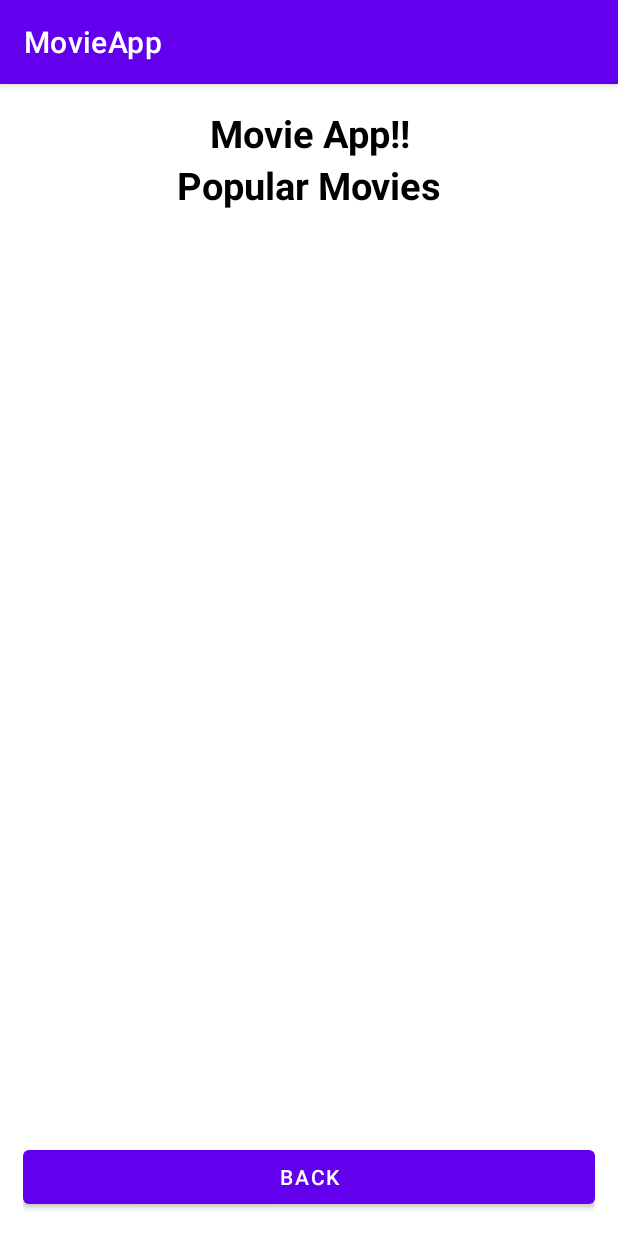
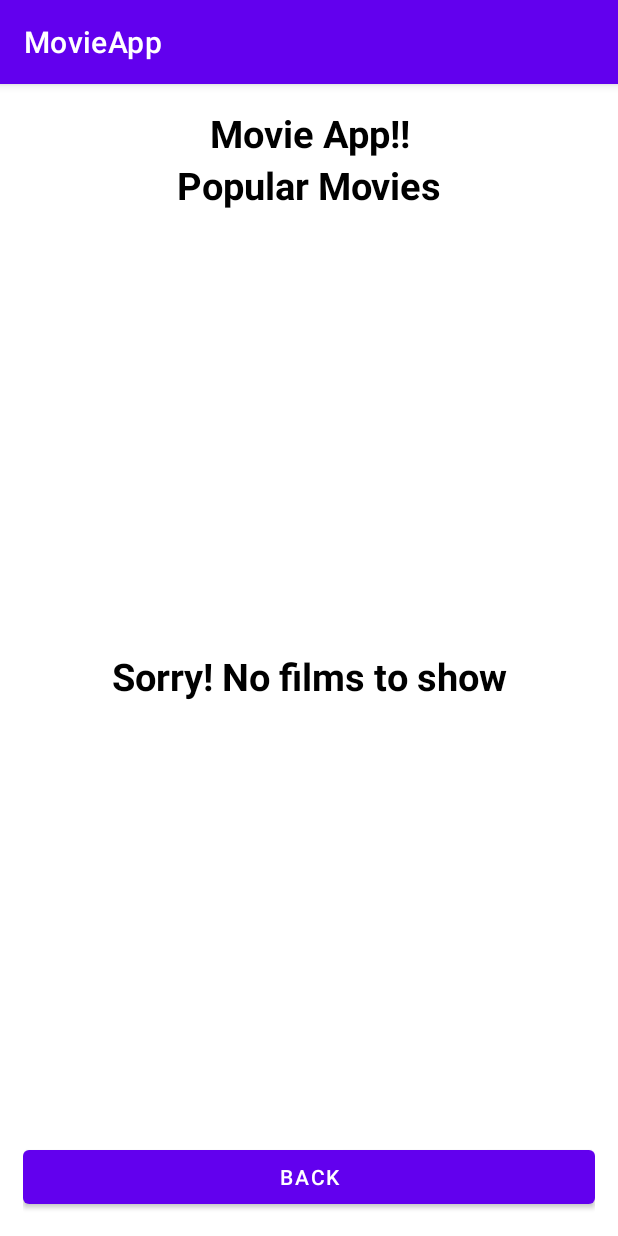
Before and after one commit to Yuliana-Vargas/TP6-MovieApp, an Android app: the screen it shows after launch (MoviesActivity), after a tap on "SHOW", on a phone screen of 412 x 824 dp. Run offline under Robolectric (Android 15) with nearby library versions, the phone set to English and light mode, and no system bars; our stand-ins replace Room's generated code; network calls fail.

Commit message:
Empty state added

```diff
--- a/app/src/main/AndroidManifest.xml
+++ b/app/src/main/AndroidManifest.xml
@@ -1,7 +1,8 @@
 <?xml version="1.0" encoding="utf-8"?>
 <manifest xmlns:android="http://schemas.android.com/apk/res/android"
     xmlns:tools="http://schemas.android.com/tools">
-    <uses-permission android:name="android.permission.INTERNET"/>
+
+    <uses-permission android:name="android.permission.INTERNET" />
     <uses-permission android:name="android.permission.ACCESS_NETWORK_STATE" />
 
     <application
@@ -25,7 +26,7 @@
         </activity>
         <activity
             android:name=".activity.MoviesActivity"
-            android:exported="true"/>
+            android:exported="true" />
     </application>
 
 </manifest>
--- a/app/src/main/java/com/example/movieapp/activity/MoviesActivity.kt
+++ b/app/src/main/java/com/example/movieapp/activity/MoviesActivity.kt
@@ -2,6 +2,7 @@ package com.example.movieapp.activity
 
 import android.os.Bundle
 import androidx.appcompat.app.AppCompatActivity
+import androidx.core.view.isGone
 import androidx.lifecycle.ViewModelProvider
 import androidx.recyclerview.widget.LinearLayoutManager
 import androidx.room.Room
@@ -28,9 +29,7 @@ class MoviesActivity : AppCompatActivity() {
         setContentView(binding.root)
 
         val dataBase: MoviesRoomDataBase by lazy {
-            Room
-                .databaseBuilder(this, MoviesRoomDataBase::class.java, "Movie-DataBase")
-                .build()
+            Room.databaseBuilder(this, MoviesRoomDataBase::class.java, "Movie-DataBase").build()
         }
 
         viewModel = ViewModelProvider(
@@ -58,7 +57,15 @@ class MoviesActivity : AppCompatActivity() {
             MoviesViewModel.MovieStatus.BACK_BUTTON_PRESSED -> {
                 finish()
             }
+            MoviesViewModel.MovieStatus.EMPTY_STATE -> {
+                showErrorMessage()
+            }
         }
+    }
+
+    private fun showErrorMessage() {
+        binding.recycler.isGone = true
+        binding.movieActivityErrorMessage.isGone = false
     }
 
     override fun onResume() {
--- a/app/src/main/java/com/example/movieapp/adapter/MovieAdapter.kt
+++ b/app/src/main/java/com/example/movieapp/adapter/MovieAdapter.kt
@@ -28,9 +28,7 @@ class MovieAdapter(private val movies: List<Movie>) : RecyclerView.Adapter<Movie
             binding.title.text = itemView.context.getString(R.string.card_title, movie.title)
             binding.voteAverage.text = itemView.context.getString(R.string.card_vote_average, movie.vote_average.toString())
 
-            Glide.with(itemView.context)
-                .load(itemView.context.getString(R.string.card_poster, movie.poster_path))
-                .into(binding.poster)
+            Glide.with(itemView.context).load(itemView.context.getString(R.string.card_poster, movie.poster_path)).into(binding.poster)
         }
     }
 }
--- a/app/src/main/java/com/example/movieapp/database/mapper/MovieMapper.kt
+++ b/app/src/main/java/com/example/movieapp/database/mapper/MovieMapper.kt
@@ -3,16 +3,14 @@ package com.example.movieapp.database.mapper
 import com.example.movieapp.database.entity.MovieEntity
 import com.example.movieapp.service.model.Movie
 
-fun Movie.mapToDataBaseMovie(): MovieEntity =
-    MovieEntity(
+fun Movie.mapToDataBaseMovie(): MovieEntity = MovieEntity(
     id = id,
     title = title,
     poster_path = poster_path,
     vote_average = vote_average,
 )
 
-fun List<MovieEntity>.mapToLocalMovie(): List<Movie> =
-    map { entity ->
+fun List<MovieEntity>.mapToLocalMovie(): List<Movie> = map { entity ->
     Movie(
         id = entity.id,
         title = entity.title,
--- a/app/src/main/java/com/example/movieapp/mvvm/model/MoviesModel.kt
+++ b/app/src/main/java/com/example/movieapp/mvvm/model/MoviesModel.kt
@@ -13,12 +13,20 @@ class MoviesModel(
     override suspend fun getMovies(): CoroutineResult<List<Movie>> {
         return when (val movies = service.getMovies()) {
             is CoroutineResult.Success -> {
-                database.insertMovies(movies.data.results)
-                CoroutineResult.Success(database.getAllMovies())
+                if (movies.data.results.isNotEmpty()) {
+                    database.insertMovies(movies.data.results)
+                    CoroutineResult.Success(database.getAllMovies())
+                } else {
+                    CoroutineResult.Failure(Exception())
+                }
             }
 
             is CoroutineResult.Failure -> {
-                CoroutineResult.Success(database.getAllMovies())
+                if (database.getAllMovies().isNotEmpty()) {
+                    CoroutineResult.Success(database.getAllMovies())
+                } else {
+                    CoroutineResult.Failure(Exception())
+                }
             }
         }
     }
--- a/app/src/main/java/com/example/movieapp/mvvm/viewmodel/MoviesViewModel.kt
+++ b/app/src/main/java/com/example/movieapp/mvvm/viewmodel/MoviesViewModel.kt
@@ -22,7 +22,7 @@ class MoviesViewModel(private val model: MoviesContract.Model) : ViewModel(), Mo
                     mutableLiveData.value = MovieData(MovieStatus.SHOW_BUTTON_PRESSED, result.data)
                 }
                 is CoroutineResult.Failure -> {
-                    // TODO
+                    mutableLiveData.value = MovieData(MovieStatus.EMPTY_STATE, emptyList())
                 }
             }
         }
@@ -36,8 +36,8 @@ class MoviesViewModel(private val model: MoviesContract.Model) : ViewModel(), Mo
         val status: MovieStatus,
         val movies: List<Movie>,
     )
+
     enum class MovieStatus {
-        SHOW_BUTTON_PRESSED,
-        BACK_BUTTON_PRESSED,
+        SHOW_BUTTON_PRESSED, BACK_BUTTON_PRESSED, EMPTY_STATE,
     }
 }
--- a/app/src/main/java/com/example/movieapp/service/MovieRequestGenerator.kt
+++ b/app/src/main/java/com/example/movieapp/service/MovieRequestGenerator.kt
@@ -12,9 +12,7 @@ object MovieRequestGenerator {
 
     private val httpClient = OkHttpClient.Builder()
 
-    private val builder = Retrofit.Builder()
-        .baseUrl(API_MOVIES_URL)
-        .addConverterFactory(GsonConverterFactory.create())
+    private val builder = Retrofit.Builder().baseUrl(API_MOVIES_URL).addConverterFactory(GsonConverterFactory.create())
 
     fun <S> createService(serviceClass: Class<S>): S {
         val retrofit = builder.client(httpClient.build())
--- a/app/src/main/res/layout/activity_movies.xml
+++ b/app/src/main/res/layout/activity_movies.xml
@@ -31,11 +31,22 @@
        app:layout_constraintBottom_toBottomOf="parent"
         />
 
+    <TextView
+        android:id="@+id/movie_activity_error_message"
+        style="@style/TitleStyle"
+        android:layout_width="match_parent"
+        android:layout_height="wrap_content"
+        android:visibility="gone"
+        android:text="@string/movies_activity_error_message"
+        app:layout_constraintBottom_toTopOf="@id/movies_activity_back_button"
+        app:layout_constraintTop_toBottomOf="@id/movies_activity_title" />
+
 
     <androidx.recyclerview.widget.RecyclerView
         android:id="@+id/recycler"
         android:layout_width="match_parent"
         android:layout_height="0dp"
+        android:visibility="visible"
         app:layout_constraintBottom_toTopOf="@id/movies_activity_back_button"
         app:layout_constraintTop_toBottomOf="@id/movies_activity_title" />
 
--- a/app/src/main/res/values/strings.xml
+++ b/app/src/main/res/values/strings.xml
@@ -14,4 +14,5 @@
 
     <string name="content_description">content description</string>
     <string name="movies_activity_back_button">Back</string>
+    <string name="movies_activity_error_message">Sorry! No films to show</string>
 </resources>
```
Lines whose indentation alone changed are shown as unchanged.
